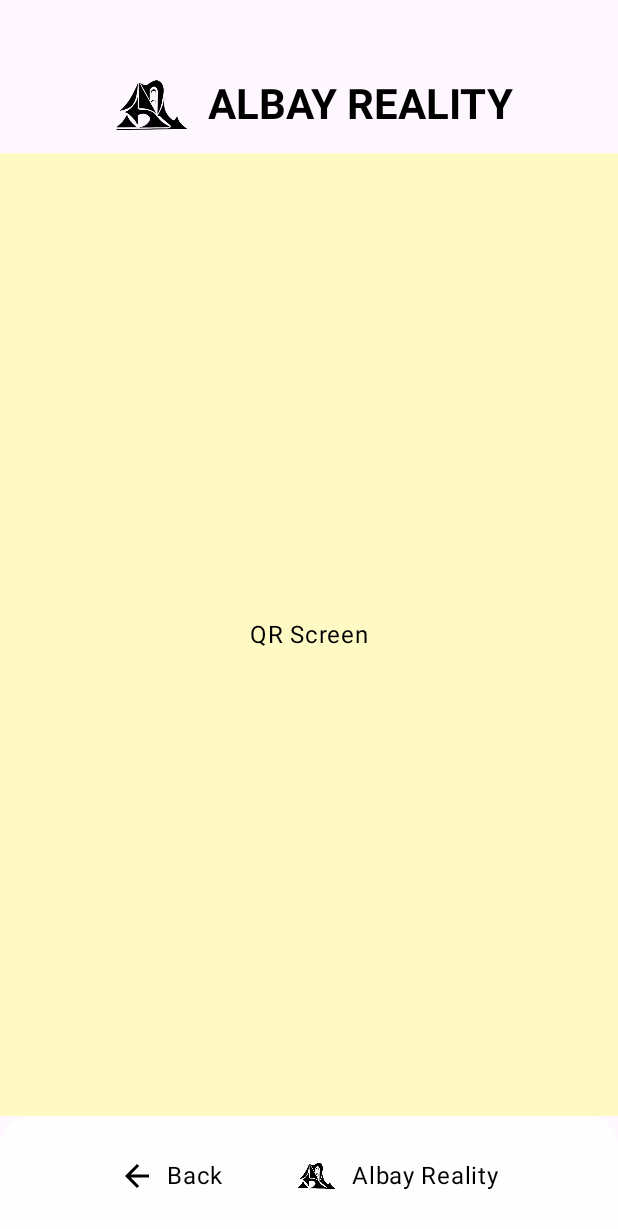
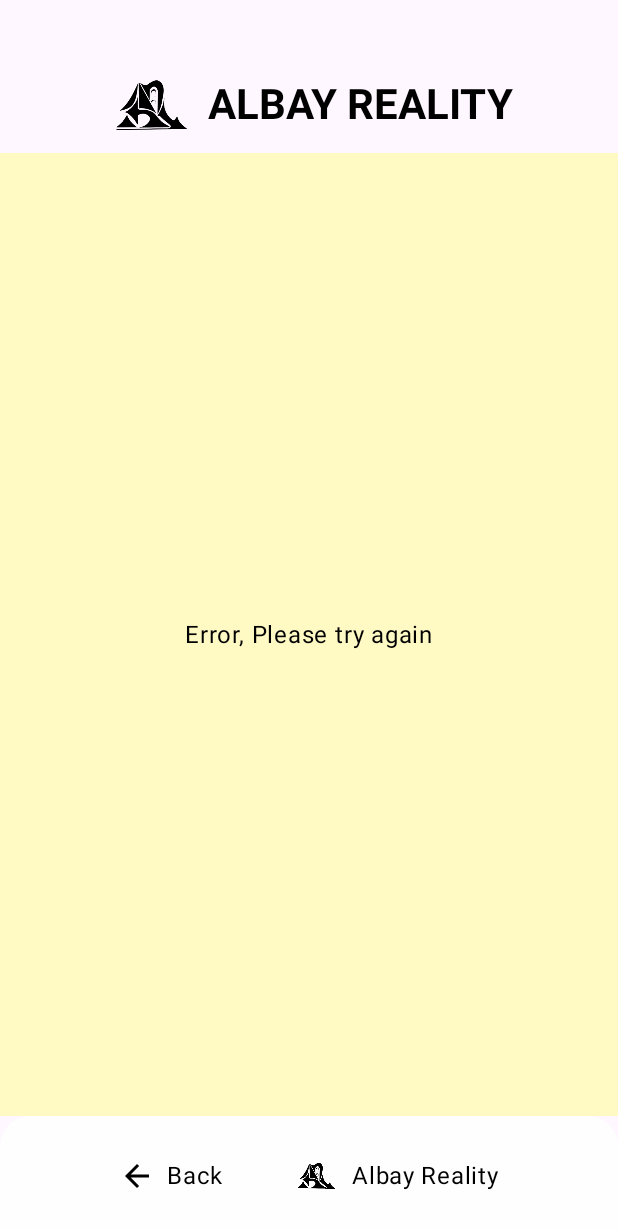
Before and after one commit to jhiejie/AlbayReality, an Android app built with Jetpack Compose: the ArScreen screen opened through its navigation route, on a phone screen of 412 x 824 dp. Shown: the top 1229 px of the screen. Run offline under Robolectric (Android 15) with nearby library versions, the phone set to English and light mode, and no system bars; libraries missing offline, so code that uses them is left out: com.journeyapps.barcodescanner.

Commit message:
qr code scanning, passes the value from the qr code to qrCodeValue, maybe because i cannot test it

```diff
--- a/app/build.gradle.kts
+++ b/app/build.gradle.kts
@@ -51,6 +51,12 @@ dependencies {
     implementation(libs.androidx.compose.ui.tooling.preview)
     implementation(libs.androidx.compose.material3)
     implementation(libs.androidx.navigation.compose)
+    implementation("com.journeyapps:zxing-android-embedded:4.3.0")
+    implementation("com.google.zxing:core:3.5.3")
+    implementation("androidx.appcompat:appcompat:1.7.1")
+    implementation("androidx.appcompat:appcompat-resources:1.7.1")
+    implementation("androidx.constraintlayout:constraintlayout:2.2.1")
+    implementation("androidx.constraintlayout:constraintlayout-compose:1.1.1")
     testImplementation(libs.junit)
     androidTestImplementation(libs.androidx.junit)
     androidTestImplementation(libs.androidx.espresso.core)
--- a/app/src/main/java/com/barabad/albayreality/screens/ArScreen.kt
+++ b/app/src/main/java/com/barabad/albayreality/screens/ArScreen.kt
@@ -1,21 +1,31 @@
 package com.barabad.albayreality.screens
 
+import android.content.pm.PackageManager
+import androidx.activity.compose.rememberLauncherForActivityResult
+import androidx.activity.result.contract.ActivityResultContracts
 import androidx.compose.foundation.background
 import androidx.compose.foundation.layout.*
 import androidx.compose.material.icons.Icons
 import androidx.compose.material.icons.filled.ArrowBack
 import androidx.compose.material.icons.filled.Info
 import androidx.compose.material3.*
-import androidx.compose.runtime.Composable
+import androidx.compose.runtime.*
 import androidx.compose.ui.Alignment
 import androidx.compose.ui.Modifier
 import androidx.compose.ui.graphics.Color
+import androidx.compose.ui.platform.LocalContext
+import androidx.compose.ui.viewinterop.AndroidView
+import androidx.core.content.ContextCompat
 import androidx.navigation.NavController
 import com.barabad.albayreality.components.Footer
 import com.barabad.albayreality.components.Header
+import com.journeyapps.barcodescanner.CompoundBarcodeView
+
+
 
 @Composable
 fun ArScreen(navController: NavController) {
+    var qrCodeValue by remember { mutableStateOf<String?>(null) }
     Scaffold(
         topBar = { Header() },
         bottomBar = {
@@ -36,7 +46,60 @@ fun ArScreen(navController: NavController) {
                 .background(Color(0xFFFFF9C4)),
             contentAlignment = Alignment.Center
         ) {
-            Text("QR Screen", color = Color.Black)
+            if(qrCodeValue == null) {
+                QrCodeScanner {
+                    qrCodeValue = null
+                }
+                Text(
+                    text = "Error, Please try again",
+                    color = Color.Black
+                )
+            } else if (qrCodeValue!!.contains("albayreality")){
+                Text(
+                    text = "Scanned QR Code: $qrCodeValue, please insert the corresponding model nalang, maybe sa other screen ulit",
+                    color = Color.Black
+                )
+            }
         }
     }
 }
+
+@Composable
+fun QrCodeScanner(onQrCodeScanned: (String) -> Unit) {
+    val context = LocalContext.current
+    var hasCameraPermission by remember {
+        mutableStateOf(
+            ContextCompat.checkSelfPermission(
+                context,
+                android.Manifest.permission.CAMERA
+            ) == PackageManager.PERMISSION_GRANTED
+        )
+    }
+    val launcher = rememberLauncherForActivityResult(
+        contract = ActivityResultContracts.RequestPermission(),
+        onResult = { granted ->
+            hasCameraPermission = granted
+        }
+    )
+
+    LaunchedEffect(key1 = true) {
+        if (!hasCameraPermission) {
+            launcher.launch(android.Manifest.permission.CAMERA)
+        }
+    }
+
+    if (hasCameraPermission) {
+        AndroidView(
+            factory = {
+                CompoundBarcodeView(it).apply {
+                    this.setStatusText("")
+                    this.decodeContinuous { result ->
+                        result.text?.let { barCodeOrQr->
+                            onQrCodeScanned(barCodeOrQr)
+                        }
+                    }
+                }
+            },
+        )
+    }
+}
```
